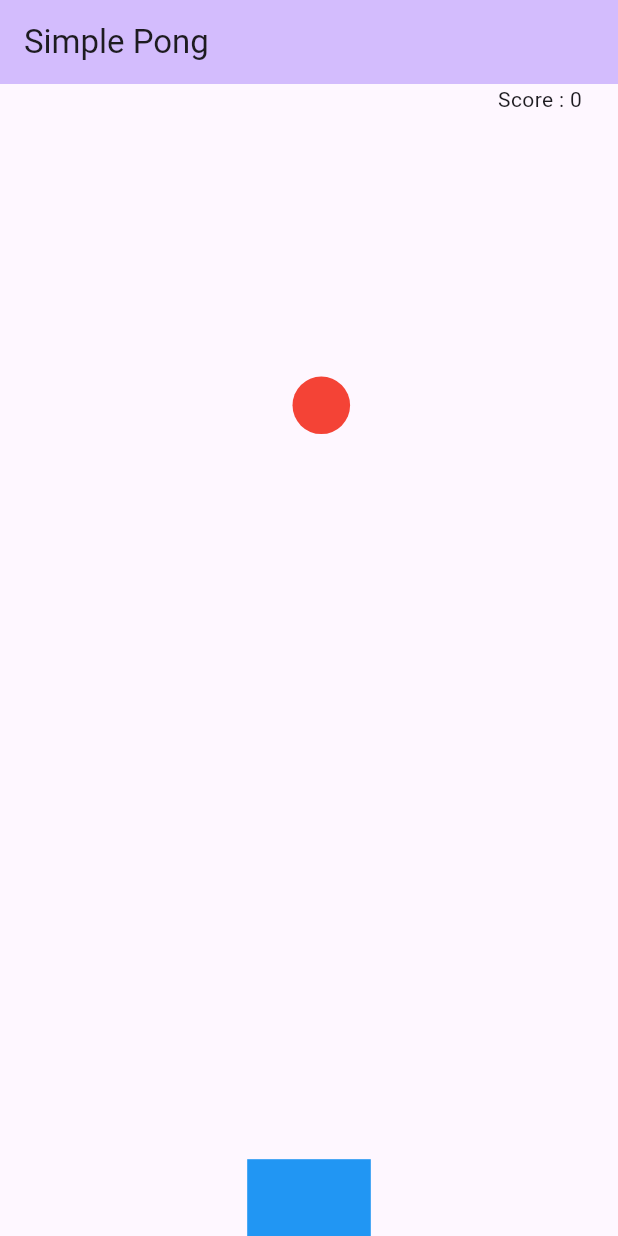
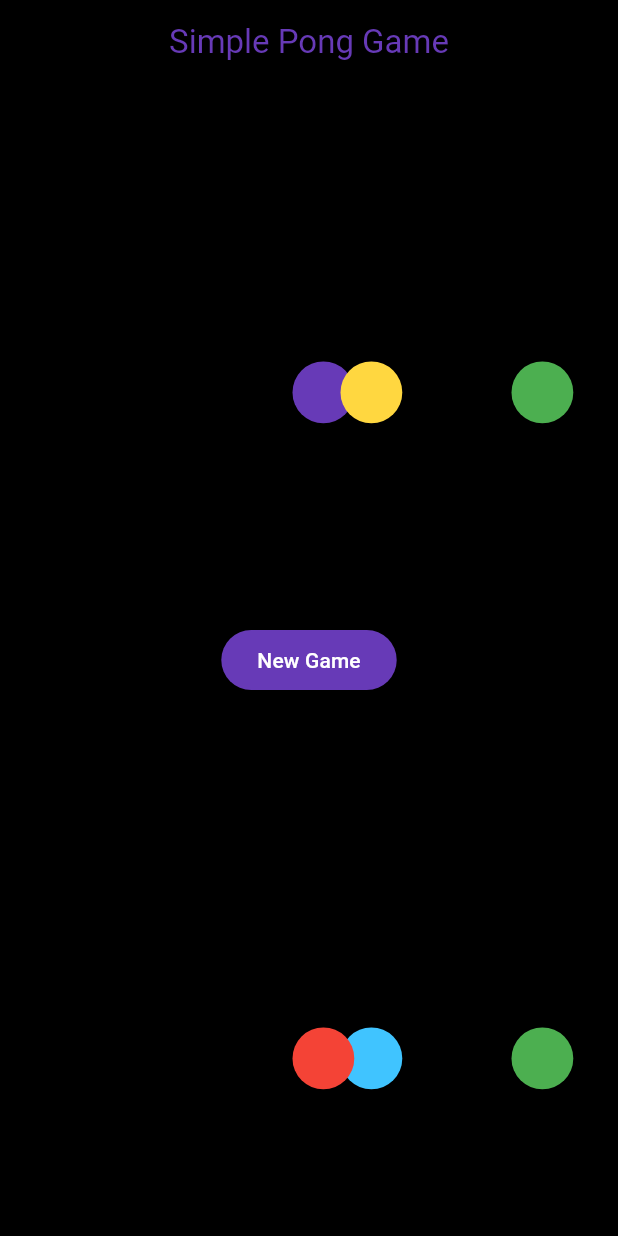
Before and after one commit to davavetisyan/png_game, a Flutter app: the screen it shows after launch, on a phone screen of 412 x 824 dp. Run offline on Flutter 3.47's test engine with Material 2 defaults, Android fonts, the phone set to English and light mode, and no system bars.

Commit message:
adding menu screen color changing

```diff
--- a/lib/main.dart
+++ b/lib/main.dart
@@ -1,6 +1,7 @@
 import 'package:flutter/material.dart';
+import 'package:pong_game/screens/menu_screen.dart';
 
-import 'widgets/pong_grid.dart';
+import 'screens/pong_grid.dart';
 
 void main() {
   runApp(const MyApp());
@@ -13,36 +14,14 @@ class MyApp extends StatelessWidget {
   @override
   Widget build(BuildContext context) {
     return MaterialApp(
+      debugShowCheckedModeBanner: false,
       title: 'Flutter Demo',
       theme: ThemeData(
         colorScheme: ColorScheme.fromSeed(seedColor: Colors.deepPurple),
         useMaterial3: true,
+
       ),
-      home: const MyHomePage(),
+      home: MenuScreen(),
     );
   }
 }
-
-class MyHomePage extends StatefulWidget {
-  const MyHomePage({
-    super.key,
-  });
-
-  @override
-  State<MyHomePage> createState() => _MyHomePageState();
-}
-
-class _MyHomePageState extends State<MyHomePage> {
-  @override
-  Widget build(BuildContext context) {
-    return Scaffold(
-      appBar: AppBar(
-        backgroundColor: Theme.of(context).colorScheme.inversePrimary,
-        title: const Text('Simple Pong'),
-      ),
-      body: const SafeArea(
-        child: Pong(),
-      ),
-    );
-  }
-}
--- /dev/null
+++ b/lib/screens/menu_screen.dart
@@ -0,0 +1,193 @@
+import 'package:flutter/material.dart';
+import 'package:pong_game/models/enums.dart';
+import 'package:pong_game/screens/pong_grid.dart';
+
+class MenuScreen extends StatelessWidget {
+  const MenuScreen({super.key});
+
+  @override
+  Widget build(BuildContext context) {
+    // print(MediaQuery.of(context).size );
+    return SafeArea(
+      child: Scaffold(
+        backgroundColor: Colors.black,
+        appBar: AppBar(
+          backgroundColor: Colors.black,
+          centerTitle: true,
+          title: const Text(
+            'Simple Pong Game',
+            style: TextStyle(color: Colors.deepPurple),
+          ),
+        ),
+        body: Stack(children: [
+          MenuMovingBall(
+            startPosX: 0,
+            startPosY: 0,
+            ballColor: Colors.deepPurple,
+          ),
+          MenuMovingBall(
+            startPosX: MediaQuery.of(context).size.width,
+            startPosY: 0,
+            ballColor: Colors.amberAccent,
+          ),
+          MenuMovingBall(
+            startPosX: MediaQuery.of(context).size.width,
+            startPosY: MediaQuery.of(context).size.height,
+            ballColor: Colors.lightBlueAccent,
+          ),
+          MenuMovingBall(
+            startPosX: 0,
+            startPosY: MediaQuery.of(context).size.height,
+            ballColor: Colors.red,
+          ),
+          MenuMovingBall(
+            startPosX: MediaQuery.of(context).size.width / 2,
+            startPosY: 0,
+            ballColor: Colors.green,
+          ),
+          MenuMovingBall(
+            startPosX: MediaQuery.of(context).size.width / 2,
+            startPosY: MediaQuery.of(context).size.height,
+            ballColor: Colors.green,
+          ),
+          Positioned.fill(
+            child: Column(
+              mainAxisAlignment: MainAxisAlignment.center,
+              crossAxisAlignment: CrossAxisAlignment.center,
+              children: [
+                Center(
+                  child: ElevatedButton(
+                    style: ElevatedButton.styleFrom(
+                        backgroundColor: Colors.deepPurple),
+                    onPressed: () {
+                      Navigator.of(context)
+                          .push(MaterialPageRoute(builder: (context) {
+                        return Pong();
+                      }));
+                    },
+                    child: const Text(
+                      'New Game',
+                      style: TextStyle(color: Colors.white),
+                    ),
+                  ),
+                ),
+              ],
+            ),
+          ),
+        ]),
+      ),
+    );
+  }
+}
+
+class MenuMovingBall extends StatefulWidget {
+  const MenuMovingBall({
+    super.key,
+    required this.ballColor,
+    required this.startPosX,
+    required this.startPosY,
+  });
+
+  final double startPosY;
+  final double startPosX;
+  final Color ballColor;
+
+  @override
+  State<MenuMovingBall> createState() => _MenuMovingBallState();
+}
+
+class _MenuMovingBallState extends State<MenuMovingBall>
+    with TickerProviderStateMixin {
+  late AnimationController controller;
+  late Animation moveAnimation;
+  Direction hDir = Direction.right;
+
+  Direction vDir = Direction.up;
+  double posX = 0;
+  double posY = 0;
+  double screenHeight = 0;
+  double screenWidth = 0;
+
+  @override
+  void initState() {
+    posX = widget.startPosX;
+    posY = widget.startPosY;
+    controller =
+        AnimationController(vsync: this, duration: Duration(minutes: 5000));
+    moveAnimation = Tween<double>(begin: 0, end: 100).animate(controller);
+    controller.addListener(() {
+      if (mounted) {
+        setState(() {
+          (hDir == Direction.right) ? posX += 5 : posX -= 5;
+
+          (vDir == Direction.down) ? posY += 5 : posY -= 5;
+        });
+        checkBorders();
+      }
+    });
+    controller.forward();
+    super.initState();
+  }
+
+  void checkBorders() {
+    if (posX <= 0 && hDir == Direction.left) {
+      hDir = Direction.right;
+    }
+    if (posX >= screenWidth - screenHeight / 20 && hDir == Direction.right) {
+      hDir = Direction.left;
+    }
+    if (posY >= screenHeight - screenHeight / 20 && vDir == Direction.down) {
+      vDir = Direction.up;
+    }
+    if (posY <= 0 && vDir == Direction.up) {
+      vDir = Direction.down;
+    }
+  }
+
+  @override
+  void dispose() {
+    controller.dispose();
+    super.dispose();
+  }
+
+  @override
+  Widget build(BuildContext context) {
+    if (screenHeight == 0) {
+      screenHeight = MediaQuery.of(context).size.height;
+
+      screenWidth = MediaQuery.of(context).size.width;
+    }
+    return Positioned(
+        top: posY,
+        left: posX,
+        child: GestureDetector(
+          onTap: () {
+            setState(() {
+              if (vDir == Direction.up) {
+                vDir = Direction.down;
+              } else {
+                vDir = Direction.up;
+              }
+
+              if (hDir == Direction.left) {
+                hDir = Direction.right;
+              } else {
+                hDir = Direction.left;
+              }
+            });
+          },
+          child: LayoutBuilder(
+            builder: (BuildContext context, BoxConstraints constraints) {
+              return Container(
+                height: screenHeight / 20,
+                width: screenHeight / 20,
+                decoration: BoxDecoration(
+                  color: widget.ballColor,
+                  shape: BoxShape.circle,
+                ),
+              );
+            },
+          ),
+        ));
+  }
+}
--- a/lib/widgets/ball_widget.dart
+++ b/lib/widgets/ball_widget.dart
@@ -16,7 +16,7 @@ class BallWidget extends StatelessWidget {
       height: model.diameter,
       width: model.diameter,
       decoration: const BoxDecoration(
-        color: Colors.red,
+        color: Colors.deepPurple,
         shape: BoxShape.circle,
       ),
     );
--- a/lib/widgets/bat_widget.dart
+++ b/lib/widgets/bat_widget.dart
@@ -11,7 +11,10 @@ class BatWidget extends StatelessWidget {
   @override
   Widget build(BuildContext context) {
     return Container(
-      color: Colors.blue,
+      decoration: BoxDecoration(
+        color: Colors.green[800],
+        borderRadius: BorderRadius.circular(30)
+      ),
       height: bat.height,
       width: bat.width,
     );
--- a/lib/widgets/pong_grid.dart
+++ /dev/null
@@ -1,119 +0,0 @@
-import 'package:flutter/material.dart';
-import 'package:pong_game/models/ball_model.dart';
-import 'package:pong_game/models/bat_model.dart';
-import 'moving_ball.dart';
-import 'moving_bat.dart';
-
-double screenHeight = 0;
-double screenWidth = 0;
-
-class Pong extends StatefulWidget {
-  const Pong({super.key});
-
-  @override
-  State<Pong> createState() => _PongState();
-}
-
-class _PongState extends State<Pong> with SingleTickerProviderStateMixin {
-  late BatModel batModel;
-  late BallModel ballModel;
-  late Animation<double> animation;
-  late AnimationController controller;
-  int score = 0;
-
-  @override
-  void initState() {
-    super.initState();
-    batModel = BatModel();
-    ballModel = BallModel();
-
-    controller = AnimationController(
-      vsync: this,
-      duration: const Duration(minutes: 10000),
-    );
-    animation = Tween<double>(begin: 0, end: 100).animate(controller);
-
-    controller.forward();
-  }
-
-  @override
-  void dispose() {
-    controller.dispose();
-    super.dispose();
-  }
-
-  void showGameOverMessage() {
-    showDialog(
-        context: context,
-        builder: (context) {
-          return AlertDialog(
-            title: Text('Game Over'),
-            content: Text('Would you like to play again'),
-            actions: [
-              ElevatedButton(
-                onPressed: () {
-                  setState(() {
-                    ballModel.reset();
-                    score = 0;
-                  });
-                  Navigator.of(context).pop();
-                  controller.repeat();
-                },
-                child: Text('Yes'),
-              ),
-              ElevatedButton(
-                onPressed: () {
-                  Navigator.of(context).pop();
-                },
-                child: Text('No'),
-              ),
-            ],
-          );
-        });
-  }
-
-  @override
-  Widget build(BuildContext context) {
-    return LayoutBuilder(
-        builder: (BuildContext context, BoxConstraints constraints) {
-      screenHeight = constraints.maxHeight;
-      screenWidth = constraints.maxWidth;
-      if (batModel.height == 0) {
-        batModel.height = screenHeight / 15;
-        batModel.width = screenWidth / 5;
-        batModel.position = screenWidth / 2 - batModel.width / 2;
-      }
-
-      if (ballModel.diameter == 0) {
-        ballModel.diameter = screenHeight / 20;
-      }
-      return Stack(
-        children: [
-          Positioned(
-            top: 0,
-            right: 24,
-            child: Text('Score : $score'),
-          ),
-          MovingBall(
-            ballModel: ballModel,
-            animation: animation,
-            checkBorders: () {
-              ballModel.checkBorders(
-                  screenWidth: screenWidth,
-                  screenHeight: screenHeight,
-                  bat: batModel,
-                  controller: controller,
-                  addScore: () {
-                    setState(() {
-                      ++score;
-                    });
-                  },
-                  showGameEnd: showGameOverMessage);
-            },
-          ),
-          MovingBat(batModel: batModel)
-        ],
-      );
-    });
-  }
-}
```
Also changed, not shown: lib/screens/pong_grid.dart (added, +130 -0 lines).
